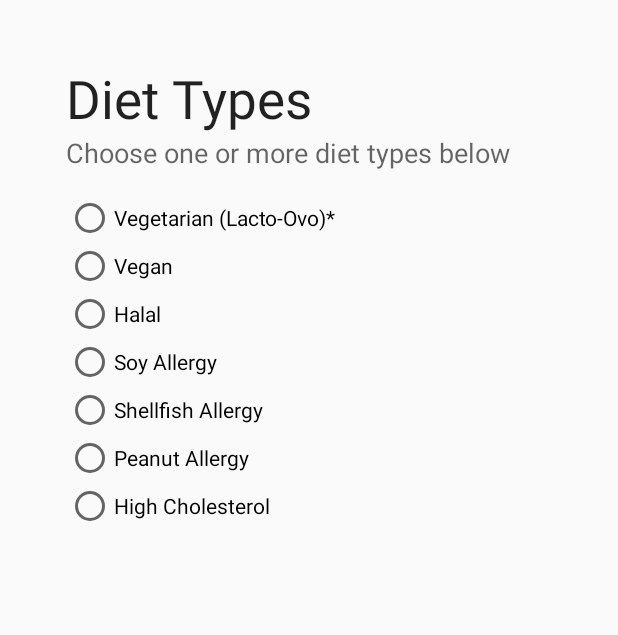
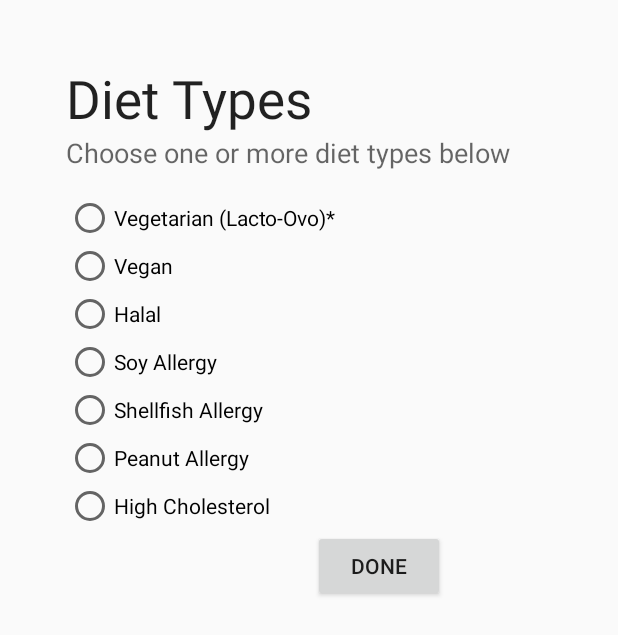
Before and after one commit to andaruad/NutriScan, an Android app: the DietTypes screen opened directly, with no data from a screen before it, on a phone screen of 412 x 824 dp. Shown: the top 635 px of the screen. Run offline under Robolectric (Android 15) with nearby library versions, the phone set to English and light mode, and no system bars.

Commit message:
Created Products DB; Created compare_main; Alter nav_header_main; Add diet types

```diff
--- a/app/src/main/res/layout/diet_types.xml
+++ b/app/src/main/res/layout/diet_types.xml
@@ -103,6 +103,15 @@
             android:layout_alignLeft="@+id/diettypes"
             android:layout_alignStart="@+id/diettypes" />
 
+        <Button
+            android:layout_width="wrap_content"
+            android:layout_height="wrap_content"
+            android:text="Done"
+            android:id="@+id/button"
+            android:layout_below="@+id/radioButton7"
+            android:layout_toRightOf="@+id/diettypes"
+            android:layout_toEndOf="@+id/diettypes" />
+
     </RelativeLayout>
 
 </LinearLayout>
--- a/app/src/main/res/layout/nav_header_main.xml
+++ b/app/src/main/res/layout/nav_header_main.xml
@@ -11,12 +11,12 @@
 
     <ImageView android:layout_width="wrap_content" android:layout_height="wrap_content"
         android:paddingTop="@dimen/nav_header_vertical_spacing"
-        android:src="@android:drawable/sym_def_app_icon" android:id="@+id/imageView" />
+        android:src="@mipmap/ic_launcher" android:id="@+id/imageView" />
 
     <TextView android:layout_width="match_parent" android:layout_height="wrap_content"
         android:paddingTop="@dimen/nav_header_vertical_spacing"
         android:paddingLeft="@dimen/activity_horizontal_margin"
-        android:text="yourUsername"
+        android:text="Welcome to Nutriscan !!"
         android:textAppearance="@style/TextAppearance.AppCompat.Body1" />
 
 </LinearLayout>
```
Also changed, not shown: app/src/main/java/com/fyp/andaruad/nutriscan/ProductsDB.java (+12 -1 lines), app/src/main/res/layout/compare_main.xml (+34 -0 lines).
